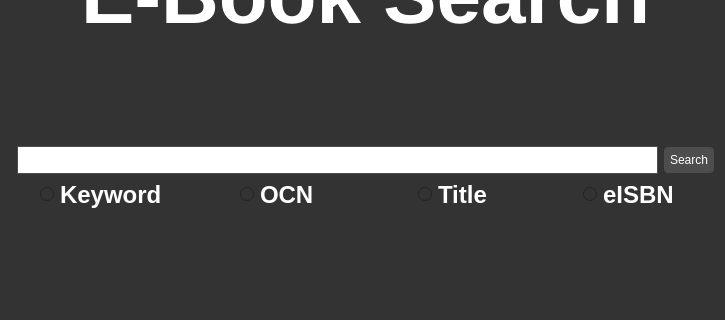
Qt form source/program/driver/features/SearchPage.ui (Teky500/Ebook-PR-Application) before a commit; both pictures show x 0 to 725 and y 161 to 481 of the 725 by 725 pixel window.
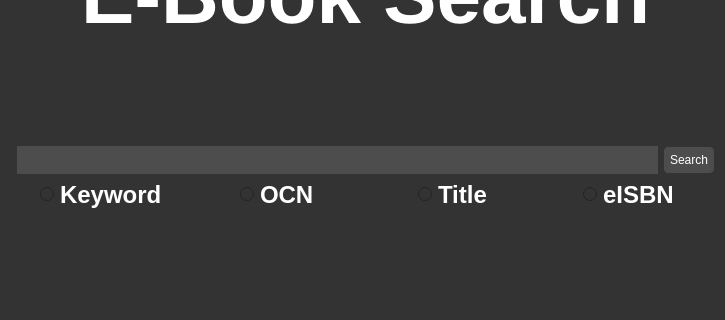
The same form after that commit.

Commit message: Got the search page working with functionality with the search button

Diff of the .ui file:
```diff
--- a/source/program/driver/features/SearchPage.ui
+++ b/source/program/driver/features/SearchPage.ui
@@ -152,11 +152,7 @@
           </sizepolicy>
          </property>
          <property name="styleSheet">
-          <string notr="true">background-color: rgb(255, 255, 255);
-color: rgb(77, 77, 77);
-border: 1px solid #4d4d4d;
-padding: 5px;
-</string>
+          <string notr="true"/>
          </property>
          <property name="text">
           <string/>
```
Left out of the diff: 15 changed lines with no effect on the pictures. The commit also changes 2 other files.
